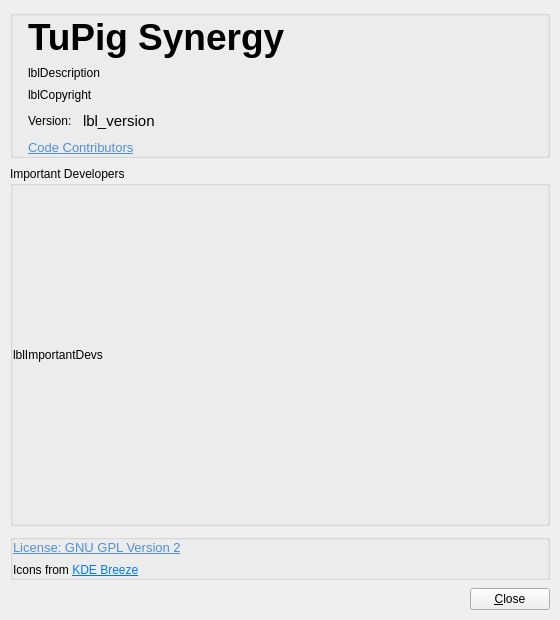
Above: src/lib/gui/dialogs/AboutDialog.ui from Tupig/TupigSynergy before the change. Below: the same form after it.
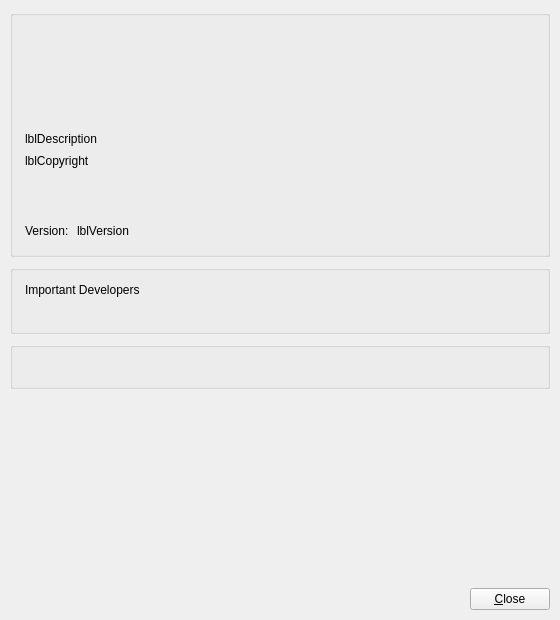
That is the form after the change. Icons and pictures are not drawn.

The edit to the form file:
```diff
--- a/src/lib/gui/dialogs/AboutDialog.ui
+++ b/src/lib/gui/dialogs/AboutDialog.ui
@@ -13,12 +13,6 @@
     <height>620</height>
    </rect>
   </property>
-  <property name="sizePolicy">
-   <sizepolicy hsizetype="Preferred" vsizetype="Preferred">
-    <horstretch>0</horstretch>
-    <verstretch>0</verstretch>
-   </sizepolicy>
-  </property>
   <property name="windowTitle">
    <string>About %1</string>
   </property>
@@ -46,15 +40,6 @@
    </property>
    <item>
     <widget class="QScrollArea" name="scrollArea">
-     <property name="sizePolicy">
-      <sizepolicy hsizetype="Preferred" vsizetype="Preferred">
-       <horstretch>0</horstretch>
-       <verstretch>0</verstretch>
-      </sizepolicy>
-     </property>
-     <property name="sizeAdjustPolicy">
-      <enum>QAbstractScrollArea::SizeAdjustPolicy::AdjustIgnored</enum>
-     </property>
      <property name="widgetResizable">
       <bool>true</bool>
      </property>
@@ -65,12 +50,6 @@
       <enum>Qt::ScrollBarPolicy::ScrollBarAlwaysOff</enum>
      </property>
      <widget class="QWidget" name="scrollAreaWidgetContents">
-      <property name="sizePolicy">
-       <sizepolicy hsizetype="Preferred" vsizetype="Preferred">
-        <horstretch>0</horstretch>
-        <verstretch>0</verstretch>
-       </sizepolicy>
-      </property>
       <layout class="QVBoxLayout" name="verticalLayout_4">
        <property name="spacing">
         <number>8</number>
@@ -89,102 +68,63 @@
        </property>
        <item>
         <widget class="QGroupBox" name="frameLogo">
-         <property name="sizePolicy">
-          <sizepolicy hsizetype="Preferred" vsizetype="Maximum">
-           <horstretch>0</horstretch>
-           <verstretch>0</verstretch>
-          </sizepolicy>
+         <property name="title">
+          <string/>
          </property>
-         <layout class="QGridLayout" name="gridLayout">
-          <property name="horizontalSpacing">
-           <number>8</number>
-          </property>
-          <property name="verticalSpacing">
+         <layout class="QVBoxLayout" name="gridLayout">
+          <property name="spacing">
            <number>8</number>
           </property>
           <property name="leftMargin">
-           <number>0</number>
+           <number>12</number>
           </property>
           <property name="topMargin">
-           <number>0</number>
+           <number>12</number>
           </property>
           <property name="rightMargin">
-           <number>0</number>
+           <number>12</number>
           </property>
           <property name="bottomMargin">
-           <number>0</number>
+           <number>12</number>
           </property>
-          <item row="0" column="0">
+          <item>
            <widget class="QLabel" name="lblIcon">
             <property name="sizePolicy">
-             <sizepolicy hsizetype="Preferred" vsizetype="Fixed">
+             <sizepolicy hsizetype="Fixed" vsizetype="Fixed">
               <horstretch>0</horstretch>
               <verstretch>0</verstretch>
              </sizepolicy>
             </property>
-            <property name="autoFillBackground">
-             <bool>false</bool>
+            <property name="alignment">
+             <set>Qt::AlignmentFlag::AlignLeft|Qt::AlignmentFlag::AlignVCenter</set>
             </property>
            </widget>
           </item>
-          <item row="0" column="1">
+          <item>
            <widget class="QLabel" name="lblName">
-            <property name="sizePolicy">
-             <sizepolicy hsizetype="Preferred" vsizetype="Fixed">
-              <horstretch>0</horstretch>
-              <verstretch>0</verstretch>
-             </sizepolicy>
-            </property>
-            <property name="font">
-             <font>
-              <pointsize>28</pointsize>
-              <bold>true</bold>
-             </font>
-            </property>
-            <property name="text">
-             <string notr="true">TuPig Synergy</string>
-            </property>
-            <property name="scaledContents">
-             <bool>false</bool>
+            <property name="minimumSize">
+             <size>
+              <width>0</width>
+              <height>74</height>
+             </size>
             </property>
             <property name="alignment">
-             <set>Qt::AlignmentFlag::AlignBottom|Qt::AlignmentFlag::AlignLeading|Qt::AlignmentFlag::AlignLeft</set>
-            </property>
-            <property name="indent">
-             <number>0</number>
-            </property>
-            <property name="program_name" stdset="0">
-             <bool>false</bool>
+             <set>Qt::AlignmentFlag::AlignLeft|Qt::AlignmentFlag::AlignVCenter</set>
             </property>
            </widget>
           </item>
-          <item row="1" column="1">
+          <item>
            <widget class="QLabel" name="lblDescription">
-            <property name="sizePolicy">
-             <sizepolicy hsizetype="Preferred" vsizetype="Preferred">
-              <horstretch>0</horstretch>
-              <verstretch>0</verstretch>
-             </sizepolicy>
-            </property>
             <property name="text">
              <string notr="true">lblDescription</string>
             </property>
             <property name="wordWrap">
              <bool>true</bool>
             </property>
-            <property name="alignment">
-             <set>Qt::AlignmentFlag::AlignLeading|Qt::AlignmentFlag::AlignLeft|Qt::AlignmentFlag::AlignTop</set>
-            </property>
            </widget>
           </item>
-          <item row="2" column="1">
+          <item>
            <widget class="QLabel" name="lblCopyright">
-            <property name="sizePolicy">
-             <sizepolicy hsizetype="Preferred" vsizetype="Preferred">
-              <horstretch>0</horstretch>
-              <verstretch>0</verstretch>
-             </sizepolicy>
-            </property>
             <property name="text">
              <string notr="true">lblCopyright</string>
             </property>
@@ -193,14 +133,28 @@
             </property>
            </widget>
           </item>
-          <item row="3" column="1">
+          <item>
+           <widget class="QLabel" name="program_name">
+            <property name="wordWrap">
+             <bool>true</bool>
+            </property>
+           </widget>
+          </item>
+          <item>
+           <widget class="QLabel" name="openExternalLinks">
+            <property name="openExternalLinks">
+             <bool>true</bool>
+            </property>
+            <property name="textFormat">
+             <enum>Qt::TextFormat::RichText</enum>
+            </property>
+            <property name="wordWrap">
+             <bool>true</bool>
+            </property>
+           </widget>
+          </item>
+          <item>
            <widget class="QWidget" name="widget_2" native="true">
-            <property name="sizePolicy">
-             <sizepolicy hsizetype="Preferred" vsizetype="Fixed">
-              <horstretch>0</horstretch>
-              <verstretch>0</verstretch>
-             </sizepolicy>
-            </property>
             <layout class="QHBoxLayout" name="horizontalLayout">
              <property name="spacing">
               <number>8</number>
@@ -219,88 +173,40 @@
              </property>
              <item>
               <widget class="QLabel" name="label">
-               <property name="sizePolicy">
-                <sizepolicy hsizetype="Maximum" vsizetype="Fixed">
-                 <horstretch>0</horstretch>
-                 <verstretch>0</verstretch>
-                </sizepolicy>
-               </property>
                <property name="text">
-                <string>Version: </string>
-               </property>
-               <property name="alignment">
-                <set>Qt::AlignmentFlag::AlignLeading|Qt::AlignmentFlag::AlignLeft|Qt::AlignmentFlag::AlignVCenter</set>
-               </property>
-               <property name="indent">
-                <number>0</number>
+                <string>Version:</string>
                </property>
               </widget>
              </item>
              <item>
               <widget class="QLabel" name="lblVersion">
-               <property name="sizePolicy">
-                <sizepolicy hsizetype="Maximum" vsizetype="Fixed">
-                 <horstretch>0</horstretch>
-                 <verstretch>0</verstretch>
-                </sizepolicy>
-               </property>
-               <property name="font">
-                <font>
-                 <pointsize>11</pointsize>
-                </font>
-               </property>
                <property name="text">
-                <string notr="true">lbl_version</string>
-               </property>
-               <property name="alignment">
-                <set>Qt::AlignmentFlag::AlignLeading|Qt::AlignmentFlag::AlignLeft|Qt::AlignmentFlag::AlignVCenter</set>
-               </property>
-               <property name="smaller_text" stdset="0">
-                <bool>true</bool>
+                <string notr="true">lblVersion</string>
                </property>
               </widget>
              </item>
              <item>
               <widget class="QPushButton" name="btnCopyVersion">
-               <property name="sizePolicy">
-                <sizepolicy hsizetype="Fixed" vsizetype="Fixed">
-                 <horstretch>0</horstretch>
-                 <verstretch>0</verstretch>
-                </sizepolicy>
-               </property>
-               <property name="maximumSize">
-                <size>
-                 <width>32</width>
-                 <height>16777215</height>
-                </size>
-               </property>
-               <property name="toolTip">
-                <string>Copy version info</string>
-               </property>
                <property name="icon">
-                <iconset>
-                 <normaloff>:/icons/64x64/copy-dark.png</normaloff>:/icons/64x64/copy-dark.png</iconset>
+                <iconset theme="edit-copy"/>
                </property>
                <property name="flat">
                 <bool>true</bool>
                </property>
+               <property name="toolTip">
+                <string>Copy version information</string>
+               </property>
               </widget>
              </item>
              <item>
               <spacer name="horizontalSpacer">
-               <property name="sizePolicy">
-                <sizepolicy hsizetype="Minimum" vsizetype="Minimum">
-                 <horstretch>0</horstretch>
-                 <verstretch>0</verstretch>
-                </sizepolicy>
-               </property>
                <property name="orientation">
                 <enum>Qt::Orientation::Horizontal</enum>
                </property>
                <property name="sizeHint" stdset="0">
                 <size>
-                 <width>40</width>
-                 <height>10</height>
+                 <width>8</width>
+                 <height>0</height>
                 </size>
                </property>
               </spacer>
@@ -308,85 +214,41 @@
             </layout>
            </widget>
           </item>
-          <item row="4" column="1">
-           <widget class="QLabel" name="linkContributors">
-            <property name="sizePolicy">
-             <sizepolicy hsizetype="Preferred" vsizetype="Fixed">
-              <horstretch>0</horstretch>
-              <verstretch>0</verstretch>
-             </sizepolicy>
-            </property>
-            <property name="text">
-             <string>&lt;!DOCTYPE HTML PUBLIC &quot;-//W3C//DTD HTML 4.0//EN&quot; &quot;http://www.w3.org/TR/REC-html40/strict.dtd&quot;&gt;
-&lt;html&gt;&lt;head&gt;&lt;meta name=&quot;qrichtext&quot; content=&quot;1&quot; /&gt;&lt;style type=&quot;text/css&quot;&gt;
-p, li { white-space: pre-wrap; }
-&lt;/style&gt;&lt;/head&gt;&lt;body style=&quot; font-family:'Ubuntu'; font-size:10pt; font-weight:400; font-style:normal;&quot;&gt;
-&lt;p style=&quot; margin-top:0px; margin-bottom:0px; margin-left:0px; margin-right:0px; -qt-block-indent:0; text-indent:0px;&quot;&gt;&lt;a href=&quot;https://github.com/Tupig/Tupig_synergy/graphs/contributors&quot;&gt;&lt;span style=&quot; text-decoration: underline; color:#508ed8;&quot;&gt;Code Contributors&lt;/span&gt;&lt;/a&gt;&lt;/p&gt;&lt;/body&gt;&lt;/html&gt;</string>
-            </property>
-            <property name="openExternalLinks">
-             <bool>true</bool>
-            </property>
-           </widget>
-          </item>
          </layout>
         </widget>
        </item>
-       <item>
-        <spacer name="verticalSpacer_3">
-         <property name="orientation">
-          <enum>Qt::Orientation::Vertical</enum>
-         </property>
-         <property name="sizeType">
-          <enum>QSizePolicy::Policy::Minimum</enum>
-         </property>
-         <property name="sizeHint" stdset="0">
-          <size>
-           <width>0</width>
-           <height>0</height>
-          </size>
-         </property>
-        </spacer>
-       </item>
        <item>
         <widget class="QGroupBox" name="groupBox">
-         <property name="sizePolicy">
-          <sizepolicy hsizetype="Preferred" vsizetype="Expanding">
-           <horstretch>0</horstretch>
-           <verstretch>0</verstretch>
-          </sizepolicy>
-         </property>
          <property name="title">
-          <string>Important Developers</string>
+          <string/>
          </property>
          <layout class="QVBoxLayout" name="verticalLayout_2">
           <property name="spacing">
            <number>8</number>
           </property>
           <property name="leftMargin">
-           <number>0</number>
+           <number>12</number>
           </property>
           <property name="topMargin">
-           <number>0</number>
+           <number>12</number>
           </property>
           <property name="rightMargin">
-           <number>0</number>
+           <number>12</number>
           </property>
           <property name="bottomMargin">
-           <number>0</number>
+           <number>12</number>
           </property>
           <item>
            <widget class="QLabel" name="lblImportantDevs">
-            <property name="sizePolicy">
-             <sizepolicy hsizetype="Preferred" vsizetype="Preferred">
-              <horstretch>0</horstretch>
-              <verstretch>0</verstretch>
-             </sizepolicy>
-            </property>
-            <property name="frameShape">
-             <enum>QFrame::Shape::NoFrame</enum>
-            </property>
             <property name="text">
-             <string notr="true">lblImportantDevs</string>
+             <string>Important Developers</string>
+            </property>
+           </widget>
+          </item>
+          <item>
+           <widget class="QLabel" name="linkContributors">
+            <property name="textFormat">
+             <enum>Qt::TextFormat::RichText</enum>
             </property>
             <property name="wordWrap">
              <bool>true</bool>
@@ -396,78 +258,36 @@
          </layout>
         </widget>
        </item>
-       <item>
-        <spacer name="verticalSpacer">
-         <property name="orientation">
-          <enum>Qt::Orientation::Vertical</enum>
-         </property>
-         <property name="sizeType">
-          <enum>QSizePolicy::Policy::Minimum</enum>
-         </property>
-         <property name="sizeHint" stdset="0">
-          <size>
-           <width>0</width>
-           <height>0</height>
-          </size>
-         </property>
-        </spacer>
-       </item>
        <item>
         <widget class="QGroupBox" name="groupLicenses">
-         <property name="sizePolicy">
-          <sizepolicy hsizetype="Preferred" vsizetype="Maximum">
-           <horstretch>0</horstretch>
-           <verstretch>0</verstretch>
-          </sizepolicy>
+         <property name="title">
+          <string/>
          </property>
          <layout class="QVBoxLayout" name="licensesLayout">
           <property name="spacing">
            <number>8</number>
           </property>
           <property name="leftMargin">
-           <number>0</number>
+           <number>12</number>
           </property>
           <property name="topMargin">
-           <number>0</number>
+           <number>12</number>
           </property>
           <property name="rightMargin">
-           <number>0</number>
+           <number>12</number>
           </property>
           <property name="bottomMargin">
-           <number>0</number>
+           <number>12</number>
           </property>
           <item>
            <widget class="QLabel" name="linkGpl">
-            <property name="sizePolicy">
-             <sizepolicy hsizetype="Preferred" vsizetype="Fixed">
-              <horstretch>0</horstretch>
-              <verstretch>0</verstretch>
-             </sizepolicy>
-            </property>
-            <property name="text">
-             <string>&lt;!DOCTYPE HTML PUBLIC &quot;-//W3C//DTD HTML 4.0//EN&quot; &quot;http://www.w3.org/TR/REC-html40/strict.dtd&quot;&gt;
-&lt;html&gt;&lt;head&gt;&lt;meta name=&quot;qrichtext&quot; content=&quot;1&quot; /&gt;&lt;style type=&quot;text/css&quot;&gt;
-p, li { white-space: pre-wrap; }
-&lt;/style&gt;&lt;/head&gt;&lt;body style=&quot; font-family:'Ubuntu'; font-size:10pt; font-weight:400; font-style:normal;&quot;&gt;
-&lt;p style=&quot; margin-top:0px; margin-bottom:0px; margin-left:0px; margin-right:0px; -qt-block-indent:0; text-indent:0px;&quot;&gt;&lt;a href=&quot;https://www.gnu.org/licenses/old-licenses/gpl-2.0.html&quot;&gt;&lt;span style=&quot; text-decoration: underline; color:#508ed8;&quot;&gt;License: GNU GPL Version 2&lt;/a&gt;&lt;/span&gt;&lt;/p&gt;&lt;/body&gt;&lt;/html&gt;</string>
+            <property name="textFormat">
+             <enum>Qt::TextFormat::RichText</enum>
             </property>
             <property name="openExternalLinks">
              <bool>true</bool>
             </property>
-           </widget>
-          </item>
-          <item>
-           <widget class="QLabel" name="label_2">
-            <property name="sizePolicy">
-             <sizepolicy hsizetype="Preferred" vsizetype="Fixed">
-              <horstretch>0</horstretch>
-              <verstretch>0</verstretch>
-             </sizepolicy>
-            </property>
-            <property name="text">
-             <string>&lt;html&gt;&lt;head/&gt;&lt;body&gt;&lt;p&gt;Icons from &lt;a href=&quot;https://develop.kde.org/frameworks/breeze-icons/&quot;&gt;&lt;span style=&quot; text-decoration: underline; color:#007af4;&quot;&gt;KDE Breeze&lt;/span&gt;&lt;/a&gt;&lt;/p&gt;&lt;/body&gt;&lt;/html&gt;</string>
-            </property>
-            <property name="openExternalLinks">
+            <property name="wordWrap">
              <bool>true</bool>
             </property>
            </widget>
@@ -476,13 +296,10 @@
         </widget>
        </item>
        <item>
-        <spacer name="verticalSpacer_2">
+        <spacer name="verticalSpacer">
          <property name="orientation">
           <enum>Qt::Orientation::Vertical</enum>
          </property>
-         <property name="sizeType">
-          <enum>QSizePolicy::Policy::Minimum</enum>
-         </property>
          <property name="sizeHint" stdset="0">
           <size>
            <width>0</width>
@@ -495,20 +312,45 @@
      </widget>
     </widget>
    </item>
-   <item alignment="Qt::AlignmentFlag::AlignRight">
-    <widget class="QPushButton" name="btnOk">
-     <property name="sizePolicy">
-      <sizepolicy hsizetype="Maximum" vsizetype="Fixed">
-       <horstretch>0</horstretch>
-       <verstretch>0</verstretch>
-      </sizepolicy>
-     </property>
-     <property name="text">
-      <string>&amp;Close</string>
-     </property>
-     <property name="icon">
-      <iconset theme="window-close"/>
-     </property>
+   <item>
+    <widget class="QWidget" name="widget" native="true">
+     <layout class="QHBoxLayout" name="verticalSpacer_2">
+      <property name="leftMargin">
+       <number>0</number>
+      </property>
+      <property name="topMargin">
+       <number>0</number>
+      </property>
+      <property name="rightMargin">
+       <number>0</number>
+      </property>
+      <property name="bottomMargin">
+       <number>0</number>
+      </property>
+      <item>
+       <spacer name="verticalSpacer_3">
+        <property name="orientation">
+         <enum>Qt::Orientation::Horizontal</enum>
+        </property>
+        <property name="sizeHint" stdset="0">
+         <size>
+          <width>8</width>
+          <height>0</height>
+         </size>
+        </property>
+       </spacer>
+      </item>
+      <item>
+       <widget class="QPushButton" name="btnOk">
+        <property name="text">
+         <string>&amp;Close</string>
+        </property>
+        <property name="icon">
+         <iconset theme="window-close"/>
+        </property>
+       </widget>
+      </item>
+     </layout>
     </widget>
    </item>
   </layout>
```
